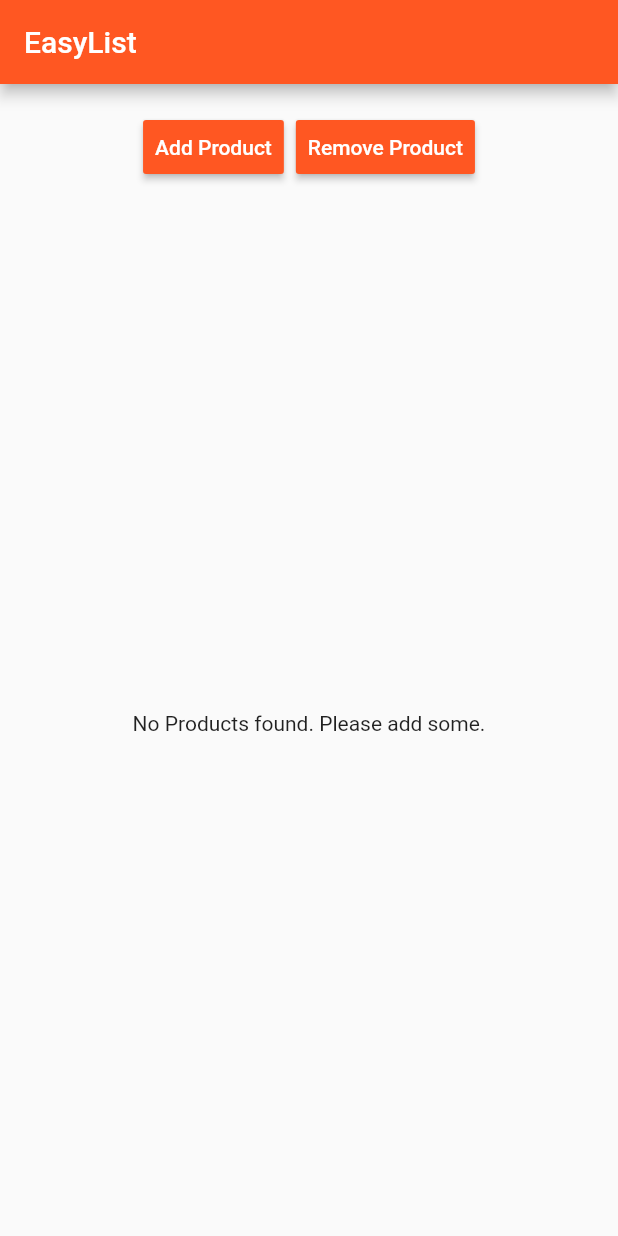
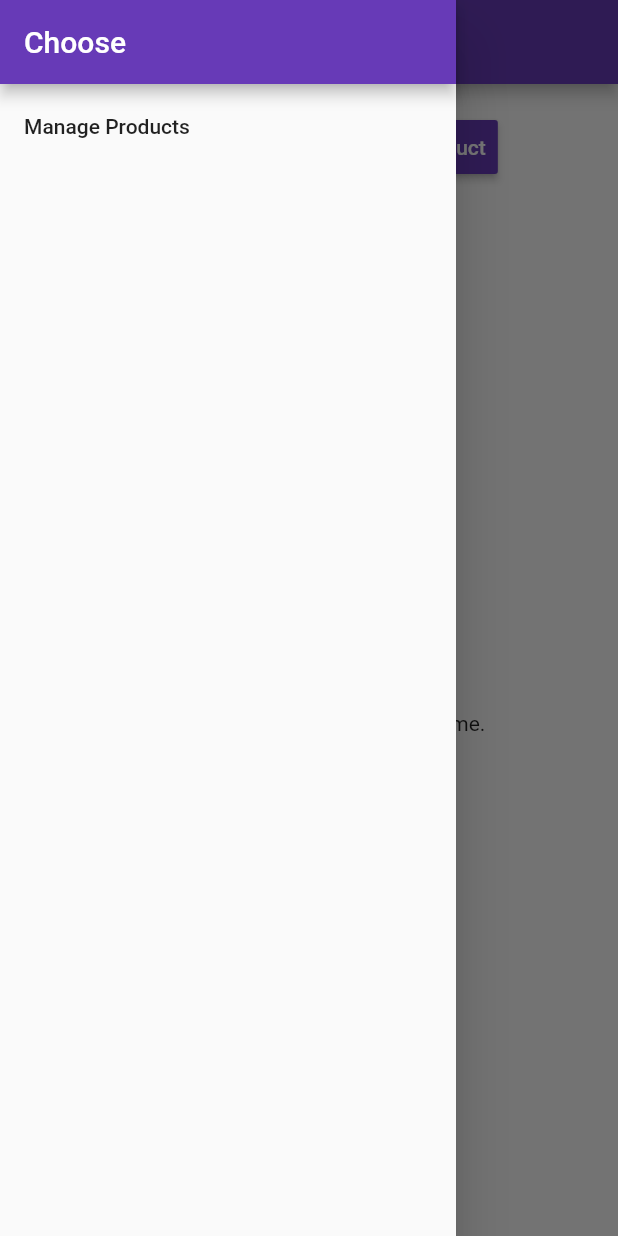
Before and after one commit to handofthecode/flutter_tutorial, a Flutter app: the screen it shows after launch, with the side drawer open (before the commit the screen has no drawer), on a phone screen of 412 x 824 dp. Run offline on Flutter 3.47's test engine with Material 2 defaults, Android fonts, the phone set to English and light mode, and no system bars.

Commit message:
build out navigation

```diff
--- a/first_app/lib/main.dart
+++ b/first_app/lib/main.dart
@@ -1,23 +1,72 @@
+import 'package:first_app/pages/auth.dart';
 import 'package:flutter/material.dart';
 
-import './product_manager.dart';
+import './pages/products.dart';
+import './pages/products_admin.dart';
+import './pages/product.dart';
 
 void main() => runApp(MyApp());
 
-class MyApp extends StatelessWidget {
+class MyApp extends StatefulWidget {
+  @override
+  State<StatefulWidget> createState() {
+    return _MyAppState();
+  }
+}
+
+class _MyAppState extends State<MyApp> {
+  List<Map<String, String>> _products = [];
+
+  void _addProduct(Map<String, String> product) {
+    setState(() {
+      _products.add(product);
+    });
+  }
+
+  void _removeLast() {
+    setState(() {
+      _products.removeLast();
+    });
+  }
+
+  void _deleteProduct(int index) {
+    setState(() {
+      _products.removeAt(index);
+    });
+  }
+
   @override
   Widget build(BuildContext context) {
     return MaterialApp(
       theme: ThemeData(
           hoverColor: Colors.red,
           brightness: Brightness.light,
-          primarySwatch: Colors.deepOrange,
-          accentColor: Colors.yellow),
-      home: Scaffold(
-          appBar: AppBar(
-            title: Text('EasyList'),
-          ),
-          body: ProductManager()),
+          primarySwatch: Colors.deepPurple),
+      // home: AuthPage(),
+      routes: {
+        '/': (BuildContext context) => ProductsPage(_products, _addProduct, _deleteProduct, _removeLast),
+        '/admin': (BuildContext context) => ProductsAdminPage(),
+      },
+      onGenerateRoute: (RouteSettings settings) {
+        final List<String> pathElements = settings.name.split('/');
+        if (pathElements[0] != '') {
+          return null;
+        }
+        if (pathElements[1] == 'product') {
+          final int index = int.parse(pathElements[2]);
+          return MaterialPageRoute<bool>(
+            builder: (BuildContext context) => ProductPage(
+                _products[index]['title'], _products[index]['image']),
+          );
+        }
+        return null;
+      },
+      onUnknownRoute: (RouteSettings settings) {
+        return MaterialPageRoute(
+          builder: (BuildContext context) =>
+          ProductsPage(_products, _addProduct, _deleteProduct, _removeLast)
+        );
+      },
     );
   }
 }
--- /dev/null
+++ b/first_app/lib/pages/products.dart
@@ -0,0 +1,39 @@
+import 'package:flutter/material.dart';
+
+import '../product_manager.dart';
+
+class ProductsPage extends StatelessWidget {
+  final List<Map<String, String>> products;
+  final Function addProduct;
+  final Function deleteProduct;
+  final Function removeLast;
+
+  ProductsPage(this.products, this.addProduct, this.deleteProduct, this.removeLast);
+
+
+
+  @override
+  Widget build(BuildContext context) {
+    return Scaffold(
+        drawer: Drawer(
+          child: Column(
+            children: <Widget>[
+              AppBar(
+                automaticallyImplyLeading: false,
+                title: Text('Choose'),
+              ),
+              ListTile(
+                title: Text('Manage Products'),
+                onTap: () {
+                  Navigator.pushReplacementNamed(context, '/admin');
+                },
+              ),
+            ],
+          ),
+        ),
+        appBar: AppBar(
+          title: Text('EasyList'),
+        ),
+        body: ProductManager(products, addProduct, deleteProduct, removeLast));
+  }
+}
--- a/first_app/lib/product_control.dart
+++ b/first_app/lib/product_control.dart
@@ -2,9 +2,9 @@
 
 class ProductControl extends StatelessWidget {
   final Function addProduct;
-  final Function removeProduct;
+  final Function removeLast;
 
-  ProductControl(this.addProduct, this.removeProduct);
+  ProductControl(this.addProduct, this.removeLast);
 
   Widget build(BuildContext context) {
     return Center(
@@ -14,16 +14,16 @@
         RaisedButton(
           color: Theme.of(context).primaryColor,
           onPressed: () {
-            addProduct('Sweets');
+            addProduct({'title': 'Chocolate', 'image': 'assets/food.jpg'});
           },
           child: Text('Add Product'),
         ),
         RaisedButton(
           color: Theme.of(context).primaryColor,
           onPressed: () {
-            removeProduct();
+            removeLast();
           },
-          child: Text('Remove Product'),
+          child: Text('Remove Last Product'),
         )
     ]));
   }
--- a/first_app/lib/product_manager.dart
+++ b/first_app/lib/product_manager.dart
@@ -3,51 +3,23 @@
 import './products.dart';
 import './product_control.dart';
 
-class ProductManager extends StatefulWidget {
-  final String startingProduct;
+class ProductManager extends StatelessWidget {
+  final List<Map<String, String>> products;
+  final Function addProduct;
+  final Function deleteProduct;
+  final Function removeLast;
 
-  ProductManager({this.startingProduct});
+  ProductManager(this.products, this.addProduct, this.deleteProduct, this.removeLast);
   @override
-  State<StatefulWidget> createState() {
-    return _ProductManagerState();
-  }
-}
 
-class _ProductManagerState extends State<ProductManager> {
-  List<String> _products = [];
-  int _quantity = 1;
-
-  @override
-  void initState() {
-    if (widget.startingProduct != null) {
-      _products.add(widget.startingProduct);
-    }
-    super.initState();
-  }
-
-  void _addProduct(String product) {
-    setState(() {
-       _products.add('$product $_quantity');
-       _quantity++;
-    });
-  }
-
-  void _removeProduct() {
-    setState(() {
-       _products.removeLast();
-       _quantity--;
-    });
-  }
-
-  @override
   Widget build(BuildContext context) {
     return Column(
       children: [
         Container(
           margin: EdgeInsets.all(10),
-          child: ProductControl(_addProduct, _removeProduct),
+          child: ProductControl(addProduct, removeLast),
         ),
-        Expanded(child: Products(_products))
+        Expanded(child: Products(products, deleteProduct: deleteProduct))
       ],
     );
   }
--- a/first_app/lib/products.dart
+++ b/first_app/lib/products.dart
@@ -1,16 +1,33 @@
 import 'package:flutter/material.dart';
 
+import './pages/product.dart';
+
 class Products extends StatelessWidget {
-  final List<String> products;
+  final List<Map<String, String>> products;
+  final Function deleteProduct;
 
-  Products(this.products) {}
+  Products(this.products, {this.deleteProduct});
 
   Widget _buildProductItem(BuildContext context, int index) {
     return Card(
       child: Column(
         children: <Widget>[
-          Image.asset('assets/food.jpg'),
-          Text(products[index])
+          Image.asset(products[index]['image']),
+          Text(products[index]['title']),
+          ButtonBar(
+            alignment: MainAxisAlignment.center,
+            children: <Widget>[
+              FlatButton(
+                child: Text('Details'),
+                onPressed: () => Navigator.pushNamed<bool>(
+                  context, '/product/' + index.toString()).then((bool value) {
+                  if (value) {
+                    deleteProduct(index);
+                  }
+                }),
+              )
+            ],
+          )
         ],
       ),
     );
```
Also changed, not shown: first_app/lib/pages/auth.dart (added, +21 -0 lines), first_app/lib/pages/product.dart (added, +67 -0 lines), first_app/lib/pages/product_create.dart (added, +17 -0 lines), first_app/lib/pages/product_list.dart (added, +8 -0 lines), first_app/lib/pages/products_admin.dart (added, +49 -0 lines). Lines whose indentation alone changed are shown as unchanged.
